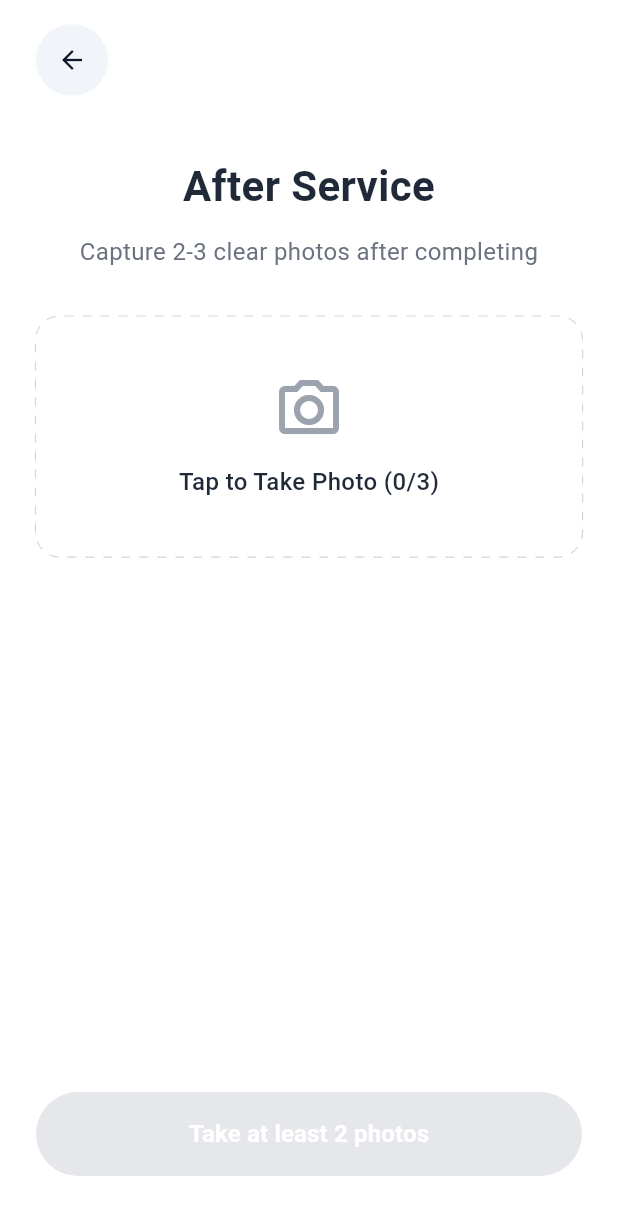
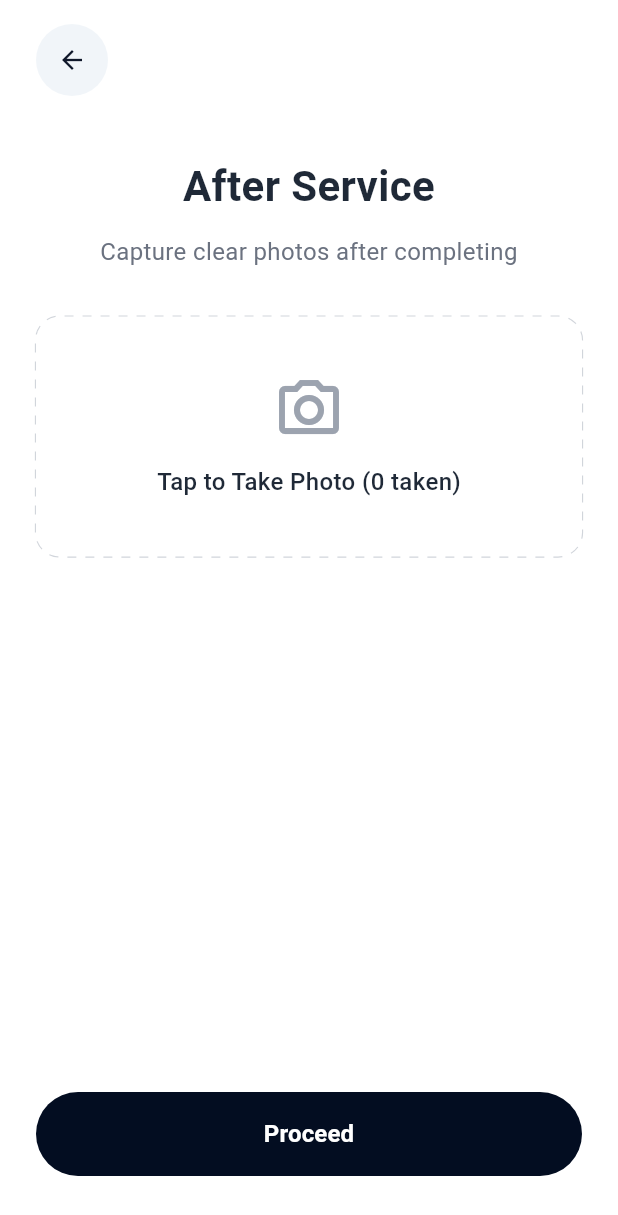
Before and after one commit to hemachandransairam/winkworker, a Flutter app: the AfterServiceScreen screen opened directly, on a phone screen of 412 x 824 dp. Shown: the top 1215 px of the screen. Run offline on Flutter 3.47's test engine with Material 3 defaults, Android fonts, the phone set to English and light mode, and no system bars; our stand-ins replace device_preview, image_picker, shared_preferences, supabase_flutter; accounts and stored records are empty.

Commit message:
Updated both before and after wash

```diff
--- a/lib/screens/after_service_screen.dart
+++ b/lib/screens/after_service_screen.dart
@@ -17,13 +17,6 @@ class _AfterServiceScreenState extends State<AfterServiceScreen> {
   final ImagePicker _picker = ImagePicker();
 
   Future<void> _takePhoto() async {
-    if (_capturedImages.length >= 3) {
-      ScaffoldMessenger.of(
-        context,
-      ).showSnackBar(const SnackBar(content: Text("Maximum 3 photos allowed")));
-      return;
-    }
-
     final XFile? image = await _picker.pickImage(
       source: ImageSource.camera,
       imageQuality: 70,
@@ -92,7 +85,7 @@ class _AfterServiceScreenState extends State<AfterServiceScreen> {
                       ),
                       const SizedBox(height: 12),
                       const Text(
-                        "Capture 2-3 clear photos after completing",
+                        "Capture clear photos after completing",
                         textAlign: TextAlign.center,
                         style: TextStyle(
                           fontSize: 16,
@@ -108,7 +101,7 @@ class _AfterServiceScreenState extends State<AfterServiceScreen> {
                         child: CustomPaint(
                           painter: DashedBorderPainter(
                             color:
-                                _capturedImages.length >= 2
+                                _capturedImages.isNotEmpty
                                     ? const Color(0xFF3B82F6)
                                     : const Color(0xFFD1D5DB),
                             strokeWidth: 1.5,
@@ -125,20 +118,18 @@ class _AfterServiceScreenState extends State<AfterServiceScreen> {
                               mainAxisAlignment: MainAxisAlignment.center,
                               children: [
                                 Icon(
-                                  _capturedImages.length >= 2
+                                  _capturedImages.isNotEmpty
                                       ? Icons.check_circle_outline
                                       : Icons.camera_alt_outlined,
                                   size: 48,
                                   color:
-                                      _capturedImages.length >= 2
+                                      _capturedImages.isNotEmpty
                                           ? const Color(0xFF3B82F6)
                                           : const Color(0xFF9CA3AF),
                                 ),
                                 const SizedBox(height: 12),
                                 Text(
-                                  _capturedImages.length >= 3
-                                      ? "All Photos Captured"
-                                      : "Tap to Take Photo (${_capturedImages.length}/3)",
+                                  "Tap to Take Photo (${_capturedImages.length} taken)",
                                   style: const TextStyle(
                                     fontSize: 16,
                                     fontWeight: FontWeight.w500,
@@ -209,9 +200,7 @@ class _AfterServiceScreenState extends State<AfterServiceScreen> {
                         width: double.infinity,
                         height: 56,
                         child: ElevatedButton(
-                          onPressed:
-                              _capturedImages.length >= 2
-                                  ? () {
+                          onPressed: () {
                             Navigator.push(
                               context,
                               MaterialPageRoute(
@@ -222,8 +211,7 @@ class _AfterServiceScreenState extends State<AfterServiceScreen> {
                                     ),
                               ),
                             );
-                                  }
-                                  : null,
+                          },
                           style: ElevatedButton.styleFrom(
                             backgroundColor: const Color(0xFF030D21),
                             disabledBackgroundColor: const Color(0xFFE5E7EB),
@@ -232,11 +220,9 @@ class _AfterServiceScreenState extends State<AfterServiceScreen> {
                             ),
                             elevation: 0,
                           ),
-                          child: Text(
-                            _capturedImages.length < 2
-                                ? "Take at least 2 photos"
-                                : "Proceed",
-                            style: const TextStyle(
+                          child: const Text(
+                            "Proceed",
+                            style: TextStyle(
                               fontSize: 16,
                               fontWeight: FontWeight.bold,
                               color: Colors.white,
--- a/lib/screens/before_service_screen.dart
+++ b/lib/screens/before_service_screen.dart
@@ -17,13 +17,6 @@ class _BeforeServiceScreenState extends State<BeforeServiceScreen> {
   final ImagePicker _picker = ImagePicker();
 
   Future<void> _takePhoto() async {
-    if (_capturedImages.length >= 3) {
-      ScaffoldMessenger.of(
-        context,
-      ).showSnackBar(const SnackBar(content: Text("Maximum 3 photos allowed")));
-      return;
-    }
-
     final XFile? image = await _picker.pickImage(
       source: ImageSource.camera,
       imageQuality: 70,
@@ -92,7 +85,7 @@ class _BeforeServiceScreenState extends State<BeforeServiceScreen> {
                       ),
                       const SizedBox(height: 12),
                       const Text(
-                        "Capture 2-3 clear photos before starting",
+                        "Capture clear photos before starting",
                         textAlign: TextAlign.center,
                         style: TextStyle(
                           fontSize: 16,
@@ -108,7 +101,7 @@ class _BeforeServiceScreenState extends State<BeforeServiceScreen> {
                         child: CustomPaint(
                           painter: DashedBorderPainter(
                             color:
-                                _capturedImages.length >= 2
+                                _capturedImages.isNotEmpty
                                     ? const Color(0xFF3B82F6)
                                     : const Color(0xFFD1D5DB),
                             strokeWidth: 1.5,
@@ -125,20 +118,18 @@ class _BeforeServiceScreenState extends State<BeforeServiceScreen> {
                               mainAxisAlignment: MainAxisAlignment.center,
                               children: [
                                 Icon(
-                                  _capturedImages.length >= 2
+                                  _capturedImages.isNotEmpty
                                       ? Icons.check_circle_outline
                                       : Icons.camera_alt_outlined,
                                   size: 48,
                                   color:
-                                      _capturedImages.length >= 2
+                                      _capturedImages.isNotEmpty
                                           ? const Color(0xFF3B82F6)
                                           : const Color(0xFF9CA3AF),
                                 ),
                                 const SizedBox(height: 12),
                                 Text(
-                                  _capturedImages.length >= 3
-                                      ? "All Photos Captured"
-                                      : "Tap to Take Photo (${_capturedImages.length}/3)",
+                                  "Tap to Take Photo (${_capturedImages.length} taken)",
                                   style: const TextStyle(
                                     fontSize: 16,
                                     fontWeight: FontWeight.w500,
@@ -209,9 +200,7 @@ class _BeforeServiceScreenState extends State<BeforeServiceScreen> {
                         width: double.infinity,
                         height: 56,
                         child: ElevatedButton(
-                          onPressed:
-                              _capturedImages.length >= 2
-                                  ? () {
+                          onPressed: () {
                             Navigator.push(
                               context,
                               MaterialPageRoute(
@@ -222,8 +211,7 @@ class _BeforeServiceScreenState extends State<BeforeServiceScreen> {
                                     ),
                               ),
                             );
-                                  }
-                                  : null,
+                          },
                           style: ElevatedButton.styleFrom(
                             backgroundColor: const Color(0xFF030D21),
                             disabledBackgroundColor: const Color(0xFFE5E7EB),
@@ -232,11 +220,9 @@ class _BeforeServiceScreenState extends State<BeforeServiceScreen> {
                             ),
                             elevation: 0,
                           ),
-                          child: Text(
-                            _capturedImages.length < 2
-                                ? "Take at least 2 photos"
-                                : "Proceed",
-                            style: const TextStyle(
+                          child: const Text(
+                            "Proceed",
+                            style: TextStyle(
                               fontSize: 16,
                               fontWeight: FontWeight.bold,
                               color: Colors.white,
```
Lines whose indentation alone changed are shown as unchanged.
